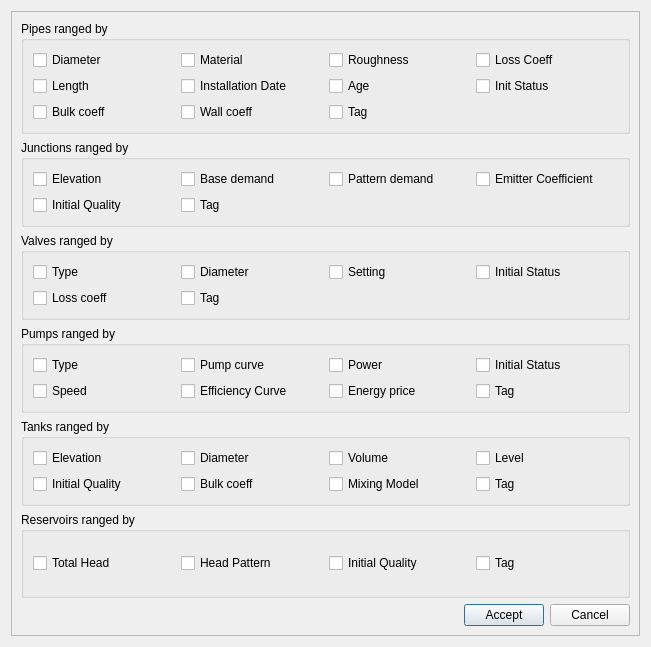
The window that ui/qgisred_thematicmaps_dialog.ui (qgisred/QGISRed) describes before a commit, drawn with Qt 5.
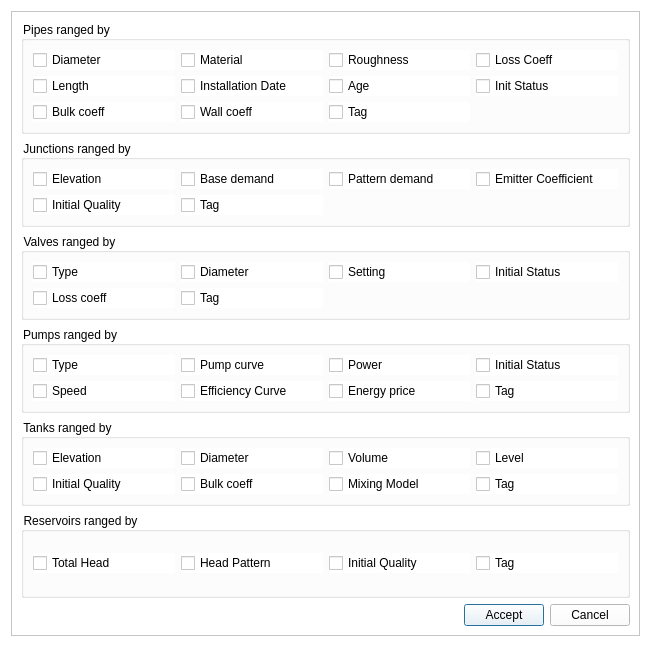
The same window after the commit.

Diff of the .ui file:
```diff
--- a/ui/qgisred_thematicmaps_dialog.ui
+++ b/ui/qgisred_thematicmaps_dialog.ui
@@ -13,8 +13,8 @@
   <property name="windowTitle">
    <string>Thematic Maps</string>
   </property>
-  <property name="autoFillBackground">
-   <bool>false</bool>
+  <property name="styleSheet">
+   <string>background-color: white;</string>
   </property>
   <layout class="QVBoxLayout" name="verticalLayout">
    <item>
@@ -31,18 +31,18 @@
         <height>627</height>
        </rect>
       </property>
+      <property name="styleSheet">
+       <string>background-color: white;</string>
+      </property>
       <layout class="QVBoxLayout" name="verticalLayout_2">
        <item>
-        <widget class="QGroupBox" name="pipesGroupBox">
+        <widget class="QGroupBox" name="gbPipes">
+         <property name="styleSheet">
+          <string>background-color: white;</string>
+         </property>
          <property name="title">
           <string>Pipes ranged by</string>
          </property>
-         <property name="checkable">
-          <bool>false</bool>
-         </property>
-         <property name="checked">
-          <bool>false</bool>
-         </property>
          <layout class="QGridLayout" name="gridLayout">
           <item row="0" column="2">
            <widget class="QCheckBox" name="checkBox_50">
@@ -125,16 +125,13 @@
         </widget>
        </item>
        <item>
-        <widget class="QGroupBox" name="junctionsGroupBox">
+        <widget class="QGroupBox" name="gbJunctions">
+         <property name="styleSheet">
+          <string>background-color: white;</string>
+         </property>
          <property name="title">
           <string>Junctions ranged by</string>
          </property>
-         <property name="checkable">
-          <bool>false</bool>
-         </property>
-         <property name="checked">
-          <bool>false</bool>
-         </property>
          <layout class="QGridLayout" name="gridLayout_2">
           <item row="0" column="3">
            <widget class="QCheckBox" name="checkBox_12">
@@ -182,16 +179,13 @@
         </widget>
        </item>
        <item>
-        <widget class="QGroupBox" name="groupBox_3">
+        <widget class="QGroupBox" name="gbValves">
+         <property name="styleSheet">
+          <string>background-color: white;</string>
+         </property>
          <property name="title">
           <string>Valves ranged by</string>
          </property>
-         <property name="checkable">
-          <bool>false</bool>
-         </property>
-         <property name="checked">
-          <bool>false</bool>
-         </property>
          <layout class="QGridLayout" name="gridLayout_3">
           <item row="0" column="1">
            <widget class="QCheckBox" name="checkBox_26">
@@ -239,16 +233,13 @@
         </widget>
        </item>
        <item>
-        <widget class="QGroupBox" name="groupBox_4">
+        <widget class="QGroupBox" name="gbPumps">
+         <property name="styleSheet">
+          <string>background-color: white;</string>
+         </property>
          <property name="title">
           <string>Pumps ranged by</string>
          </property>
-         <property name="checkable">
-          <bool>false</bool>
-         </property>
-         <property name="checked">
-          <bool>false</bool>
-         </property>
          <layout class="QGridLayout" name="gridLayout_4">
           <item row="0" column="0">
            <widget class="QCheckBox" name="checkBox_23">
@@ -310,16 +301,13 @@
         </widget>
        </item>
        <item>
-        <widget class="QGroupBox" name="groupBox_5">
+        <widget class="QGroupBox" name="gbTanks">
+         <property name="styleSheet">
+          <string>background-color: white;</string>
+         </property>
          <property name="title">
           <string>Tanks ranged by</string>
          </property>
-         <property name="checkable">
-          <bool>false</bool>
-         </property>
-         <property name="checked">
-          <bool>false</bool>
-         </property>
          <layout class="QGridLayout" name="gridLayout_5">
           <item row="0" column="3">
            <widget class="QCheckBox" name="checkBox_39">
@@ -381,16 +369,13 @@
         </widget>
        </item>
        <item>
-        <widget class="QGroupBox" name="groupBox_6">
+        <widget class="QGroupBox" name="gbReservoirs">
+         <property name="styleSheet">
+          <string>background-color: white;</string>
+         </property>
          <property name="title">
           <string>Reservoirs ranged by</string>
          </property>
-         <property name="checkable">
-          <bool>false</bool>
-         </property>
-         <property name="checked">
-          <bool>false</bool>
-         </property>
          <layout class="QGridLayout" name="gridLayout_6">
           <item row="0" column="1">
            <widget class="QCheckBox" name="checkBox_37">
```
Left out of the diff: 94 changed lines with no effect on the pictures.
